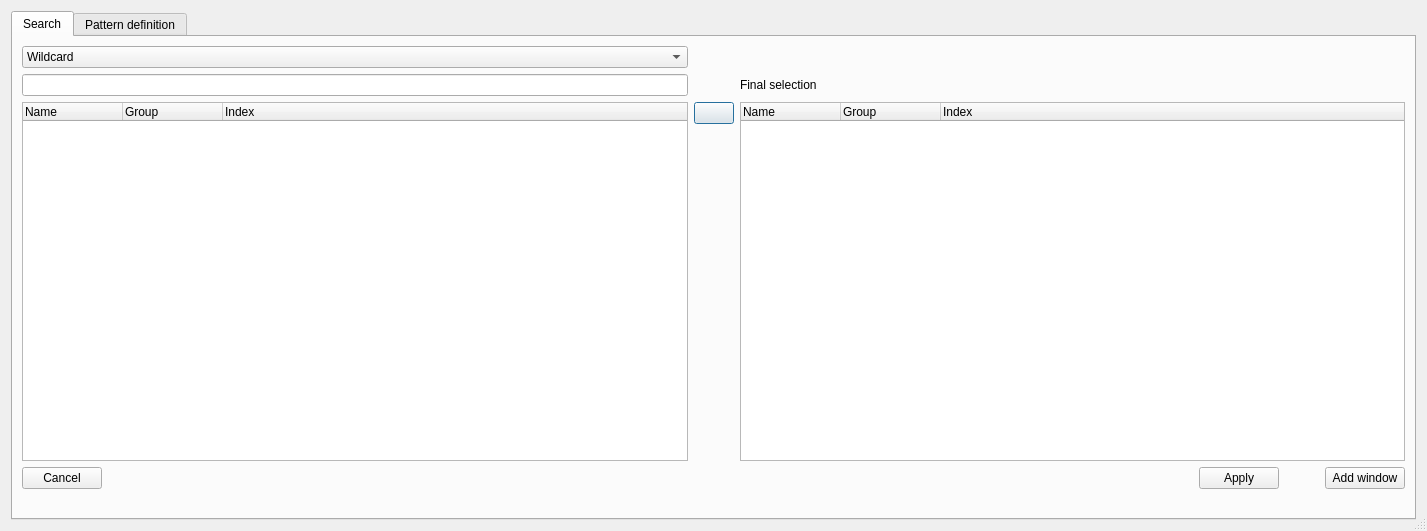
Before: the Qt Designer form asammdf/gui/ui/search_dialog.ui in danielhrisca/asammdf, drawn with Qt 5.
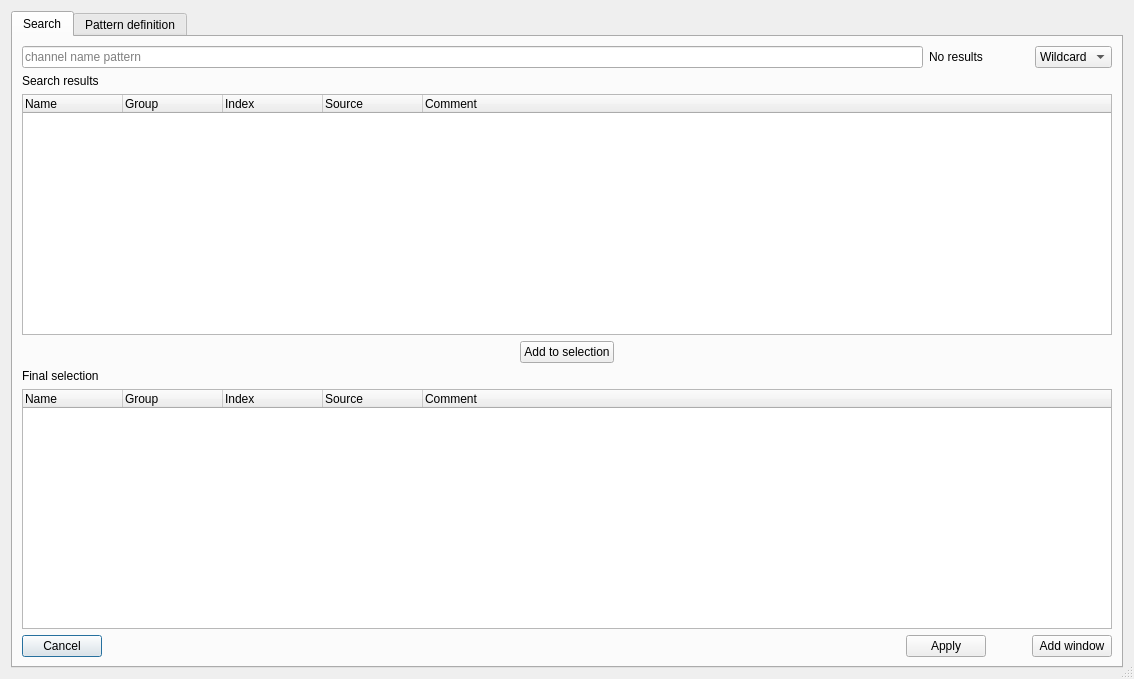
After: the same form once the commit is applied. Icons and pictures are not drawn.

Commit message: improved search window issue #634

```diff
--- a/asammdf/gui/ui/search_dialog.ui
+++ b/asammdf/gui/ui/search_dialog.ui
@@ -6,8 +6,8 @@
    <rect>
     <x>0</x>
     <y>0</y>
-    <width>1427</width>
-    <height>531</height>
+    <width>1134</width>
+    <height>679</height>
    </rect>
   </property>
   <property name="windowTitle">
@@ -27,7 +27,7 @@
        <string>Search</string>
       </attribute>
       <layout class="QGridLayout" name="gridLayout">
-       <item row="0" column="0">
+       <item row="0" column="2">
         <widget class="QComboBox" name="match_kind">
          <property name="currentIndex">
           <number>0</number>
@@ -44,45 +44,61 @@
          </item>
         </widget>
        </item>
-       <item row="1" column="0">
+       <item row="0" column="0">
         <widget class="QLineEdit" name="search_box">
-         <property name="text">
+         <property name="focusPolicy">
+          <enum>Qt::StrongFocus</enum>
+         </property>
+         <property name="inputMask">
           <string/>
          </property>
-        </widget>
-       </item>
-       <item row="1" column="2">
-        <widget class="QLabel" name="label">
          <property name="text">
-          <string>Final selection</string>
-         </property>
-        </widget>
-       </item>
-       <item row="2" column="1">
-        <widget class="QPushButton" name="add_btn">
-         <property name="text">
           <string/>
          </property>
-         <property name="icon">
-          <iconset resource="resource.qrc">
-           <normaloff>:/left.png</normaloff>:/left.png</iconset>
+         <property name="placeholderText">
+          <string>channel name pattern</string>
          </property>
         </widget>
        </item>
-       <item row="3" column="1">
-        <spacer name="verticalSpacer_2">
-         <property name="orientation">
-          <enum>Qt::Vertical</enum>
+       <item row="5" column="0" colspan="3">
+        <widget class="QTreeWidget" name="selection">
+         <property name="sortingEnabled">
+          <bool>false</bool>
          </property>
-         <property name="sizeHint" stdset="0">
-          <size>
-           <width>20</width>
-           <height>40</height>
-          </size>
-         </property>
-        </spacer>
+         <attribute name="headerMinimumSectionSize">
+          <number>25</number>
+         </attribute>
+         <attribute name="headerShowSortIndicator" stdset="0">
+          <bool>false</bool>
+         </attribute>
+         <column>
+          <property name="text">
+           <string>Name</string>
+          </property>
+         </column>
+         <column>
+          <property name="text">
+           <string>Group</string>
+          </property>
+         </column>
+         <column>
+          <property name="text">
+           <string>Index</string>
+          </property>
+         </column>
+         <column>
+          <property name="text">
+           <string>Source</string>
+          </property>
+         </column>
+         <column>
+          <property name="text">
+           <string>Comment</string>
+          </property>
+         </column>
+        </widget>
        </item>
-       <item row="4" column="0" colspan="3">
+       <item row="6" column="0" colspan="3">
         <layout class="QHBoxLayout" name="horizontalLayout" stretch="0,1,0,0,0">
          <item>
           <widget class="QPushButton" name="cancel_btn">
@@ -133,14 +149,7 @@
          </item>
         </layout>
        </item>
-       <item row="5" column="0">
-        <widget class="QLabel" name="status">
-         <property name="text">
-          <string/>
-         </property>
-        </widget>
-       </item>
-       <item row="2" column="0" rowspan="2">
+       <item row="2" column="0" colspan="3">
         <widget class="QTreeWidget" name="matches">
          <property name="selectionMode">
           <enum>QAbstractItemView::ExtendedSelection</enum>
@@ -169,34 +178,87 @@
            <string>Index</string>
           </property>
          </column>
-        </widget>
-       </item>
-       <item row="2" column="2" rowspan="2">
-        <widget class="QTreeWidget" name="selection">
-         <property name="sortingEnabled">
-          <bool>false</bool>
-         </property>
-         <attribute name="headerMinimumSectionSize">
-          <number>25</number>
-         </attribute>
-         <attribute name="headerShowSortIndicator" stdset="0">
-          <bool>false</bool>
-         </attribute>
          <column>
           <property name="text">
-           <string>Name</string>
+           <string>Source</string>
           </property>
          </column>
          <column>
           <property name="text">
-           <string>Group</string>
+           <string>Comment</string>
           </property>
          </column>
-         <column>
-          <property name="text">
-           <string>Index</string>
-          </property>
-         </column>
+        </widget>
+       </item>
+       <item row="3" column="0" colspan="3">
+        <layout class="QHBoxLayout" name="horizontalLayout_2">
+         <item>
+          <spacer name="horizontalSpacer_4">
+           <property name="orientation">
+            <enum>Qt::Horizontal</enum>
+           </property>
+           <property name="sizeHint" stdset="0">
+            <size>
+             <width>358</width>
+             <height>20</height>
+            </size>
+           </property>
+          </spacer>
+         </item>
+         <item>
+          <widget class="QPushButton" name="add_btn">
+           <property name="focusPolicy">
+            <enum>Qt::TabFocus</enum>
+           </property>
+           <property name="text">
+            <string>Add to selection</string>
+           </property>
+           <property name="icon">
+            <iconset resource="resource.qrc">
+             <normaloff>:/shift_down.png</normaloff>:/shift_down.png</iconset>
+           </property>
+          </widget>
+         </item>
+         <item>
+          <spacer name="horizontalSpacer_5">
+           <property name="orientation">
+            <enum>Qt::Horizontal</enum>
+           </property>
+           <property name="sizeHint" stdset="0">
+            <size>
+             <width>358</width>
+             <height>20</height>
+            </size>
+           </property>
+          </spacer>
+         </item>
+        </layout>
+       </item>
+       <item row="4" column="0">
+        <widget class="QLabel" name="label">
+         <property name="text">
+          <string>Final selection</string>
+         </property>
+        </widget>
+       </item>
+       <item row="1" column="0">
+        <widget class="QLabel" name="label_7">
+         <property name="text">
+          <string>Search results</string>
+         </property>
+        </widget>
+       </item>
+       <item row="0" column="1">
+        <widget class="QLabel" name="status">
+         <property name="minimumSize">
+          <size>
+           <width>100</width>
+           <height>0</height>
+          </size>
+         </property>
+         <property name="text">
+          <string>No results</string>
+         </property>
         </widget>
        </item>
       </layout>
```
Left out of the diff: 43 changed lines with no effect on the pictures. The commit also changes 4 other files.
